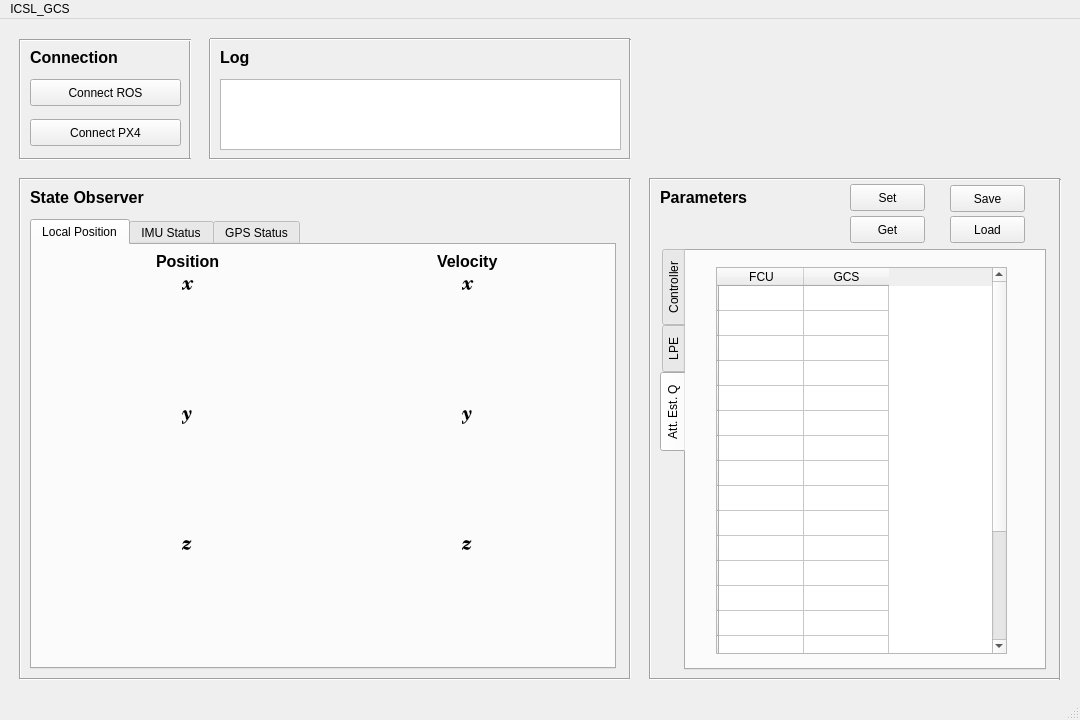
The window that ui/icsl_gcs4.ui (Clark-Youngdong-Son/PX4_gcs) describes before a commit, drawn with Qt 5.
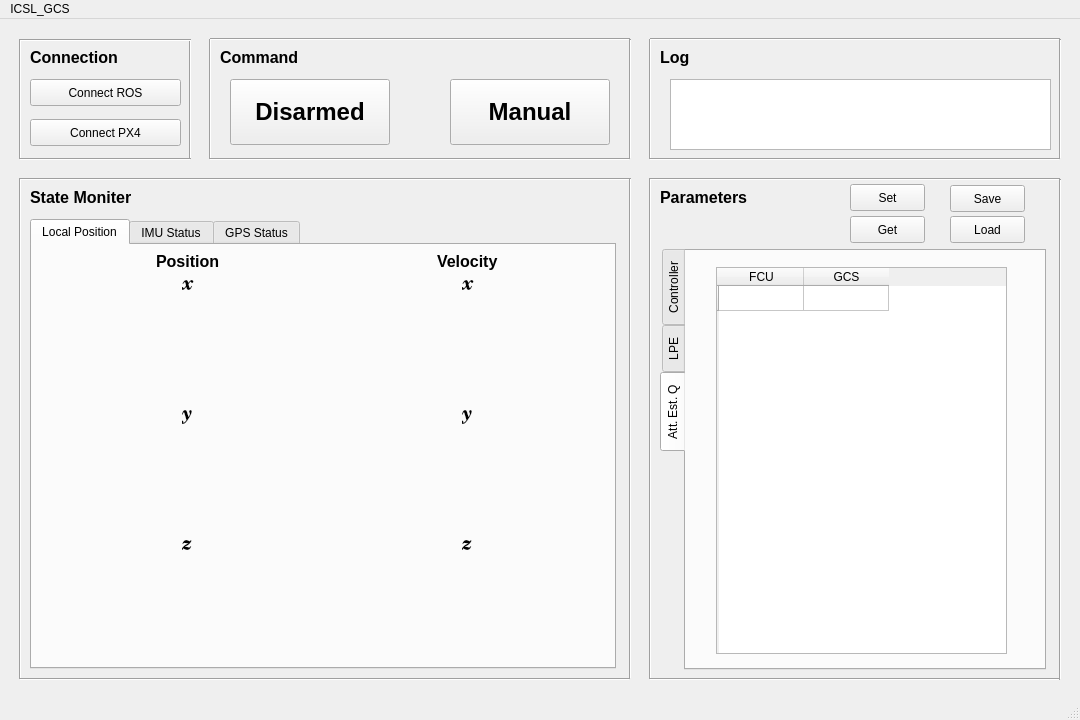
The same window after the commit. The open tabs and pages were chosen to show the change. Custom widgets are drawn as their Qt base class.

What changed in the file:
```diff
--- a/ui/icsl_gcs4.ui
+++ b/ui/icsl_gcs4.ui
@@ -115,7 +115,7 @@
    <widget class="Line" name="line_5">
     <property name="geometry">
      <rect>
-      <x>200</x>
+      <x>640</x>
       <y>20</y>
       <width>20</width>
       <height>120</height>
@@ -128,7 +128,7 @@
    <widget class="Line" name="line_6">
     <property name="geometry">
      <rect>
-      <x>620</x>
+      <x>1050</x>
       <y>20</y>
       <width>20</width>
       <height>120</height>
@@ -141,9 +141,9 @@
    <widget class="Line" name="line_7">
     <property name="geometry">
      <rect>
-      <x>210</x>
+      <x>650</x>
       <y>10</y>
-      <width>420</width>
+      <width>410</width>
       <height>21</height>
      </rect>
     </property>
@@ -154,9 +154,9 @@
    <widget class="Line" name="line_8">
     <property name="geometry">
      <rect>
-      <x>210</x>
+      <x>650</x>
       <y>130</y>
-      <width>420</width>
+      <width>410</width>
       <height>21</height>
      </rect>
     </property>
@@ -167,7 +167,7 @@
    <widget class="QLabel" name="label_2">
     <property name="geometry">
      <rect>
-      <x>220</x>
+      <x>660</x>
       <y>30</y>
       <width>91</width>
       <height>17</height>
@@ -187,9 +187,9 @@
    <widget class="QListView" name="view_logging">
     <property name="geometry">
      <rect>
-      <x>220</x>
+      <x>670</x>
       <y>60</y>
-      <width>401</width>
+      <width>381</width>
       <height>71</height>
      </rect>
     </property>
@@ -703,7 +703,7 @@
      </font>
     </property>
     <property name="text">
-     <string>State Observer</string>
+     <string>State Moniter</string>
     </property>
    </widget>
    <widget class="Line" name="line_9">
@@ -1117,7 +1117,7 @@
        <number>10</number>
       </property>
       <property name="rowCount">
-       <number>20</number>
+       <number>1</number>
       </property>
       <attribute name="horizontalHeaderDefaultSectionSize">
        <number>85</number>
@@ -1126,7 +1126,7 @@
        <number>85</number>
       </attribute>
       <attribute name="verticalHeaderDefaultSectionSize">
-       <number>18</number>
+       <number>25</number>
       </attribute>
       <attribute name="verticalHeaderMinimumSectionSize">
        <number>25</number>
@@ -1139,101 +1139,6 @@
         <string/>
        </property>
       </row>
-      <row>
-       <property name="text">
-        <string/>
-       </property>
-      </row>
-      <row>
-       <property name="text">
-        <string/>
-       </property>
-      </row>
-      <row>
-       <property name="text">
-        <string/>
-       </property>
-      </row>
-      <row>
-       <property name="text">
-        <string/>
-       </property>
-      </row>
-      <row>
-       <property name="text">
-        <string/>
-       </property>
-      </row>
-      <row>
-       <property name="text">
-        <string/>
-       </property>
-      </row>
-      <row>
-       <property name="text">
-        <string/>
-       </property>
-      </row>
-      <row>
-       <property name="text">
-        <string/>
-       </property>
-      </row>
-      <row>
-       <property name="text">
-        <string/>
-       </property>
-      </row>
-      <row>
-       <property name="text">
-        <string/>
-       </property>
-      </row>
-      <row>
-       <property name="text">
-        <string/>
-       </property>
-      </row>
-      <row>
-       <property name="text">
-        <string/>
-       </property>
-      </row>
-      <row>
-       <property name="text">
-        <string/>
-       </property>
-      </row>
-      <row>
-       <property name="text">
-        <string/>
-       </property>
-      </row>
-      <row>
-       <property name="text">
-        <string/>
-       </property>
-      </row>
-      <row>
-       <property name="text">
-        <string/>
-       </property>
-      </row>
-      <row>
-       <property name="text">
-        <string/>
-       </property>
-      </row>
-      <row>
-       <property name="text">
-        <string/>
-       </property>
-      </row>
-      <row>
-       <property name="text">
-        <string/>
-       </property>
-      </row>
       <column>
        <property name="text">
         <string>FCU</string>
@@ -1345,6 +1250,118 @@
      <string>Load</string>
     </property>
    </widget>
+   <widget class="QPushButton" name="pushButton_arming">
+    <property name="geometry">
+     <rect>
+      <x>230</x>
+      <y>60</y>
+      <width>160</width>
+      <height>66</height>
+     </rect>
+    </property>
+    <property name="font">
+     <font>
+      <pointsize>18</pointsize>
+      <weight>75</weight>
+      <bold>true</bold>
+     </font>
+    </property>
+    <property name="text">
+     <string>Disarmed</string>
+    </property>
+   </widget>
+   <widget class="QLabel" name="label_6">
+    <property name="geometry">
+     <rect>
+      <x>220</x>
+      <y>30</y>
+      <width>91</width>
+      <height>17</height>
+     </rect>
+    </property>
+    <property name="font">
+     <font>
+      <pointsize>12</pointsize>
+      <weight>75</weight>
+      <bold>true</bold>
+     </font>
+    </property>
+    <property name="text">
+     <string>Command</string>
+    </property>
+   </widget>
+   <widget class="Line" name="line_17">
+    <property name="geometry">
+     <rect>
+      <x>620</x>
+      <y>20</y>
+      <width>20</width>
+      <height>120</height>
+     </rect>
+    </property>
+    <property name="orientation">
+     <enum>Qt::Vertical</enum>
+    </property>
+   </widget>
+   <widget class="Line" name="line_18">
+    <property name="geometry">
+     <rect>
+      <x>200</x>
+      <y>20</y>
+      <width>20</width>
+      <height>120</height>
+     </rect>
+    </property>
+    <property name="orientation">
+     <enum>Qt::Vertical</enum>
+    </property>
+   </widget>
+   <widget class="Line" name="line_19">
+    <property name="geometry">
+     <rect>
+      <x>210</x>
+      <y>130</y>
+      <width>420</width>
+      <height>21</height>
+     </rect>
+    </property>
+    <property name="orientation">
+     <enum>Qt::Horizontal</enum>
+    </property>
+   </widget>
+   <widget class="Line" name="line_20">
+    <property name="geometry">
+     <rect>
+      <x>210</x>
+      <y>10</y>
+      <width>420</width>
+      <height>21</height>
+     </rect>
+    </property>
+    <property name="orientation">
+     <enum>Qt::Horizontal</enum>
+    </property>
+   </widget>
+   <widget class="QPushButton" name="pushButton_flight_mode">
+    <property name="geometry">
+     <rect>
+      <x>450</x>
+      <y>60</y>
+      <width>160</width>
+      <height>66</height>
+     </rect>
+    </property>
+    <property name="font">
+     <font>
+      <pointsize>18</pointsize>
+      <weight>75</weight>
+      <bold>true</bold>
+     </font>
+    </property>
+    <property name="text">
+     <string>Manual</string>
+    </property>
+   </widget>
   </widget>
   <widget class="QMenuBar" name="menubar">
    <property name="geometry">
```
Left out of the diff: 200 changed lines with no effect on the pictures.
